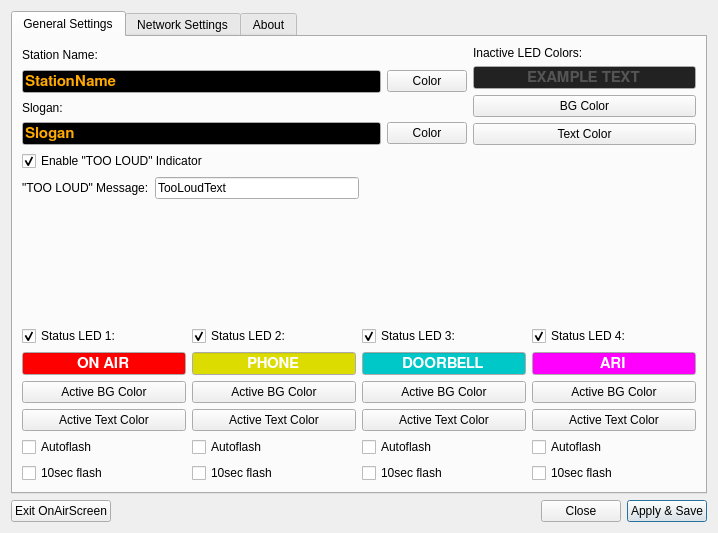
This is settings.ui in saschaludwig/OnAirScreen as Qt 5 draws it before an edit. The edited form follows.
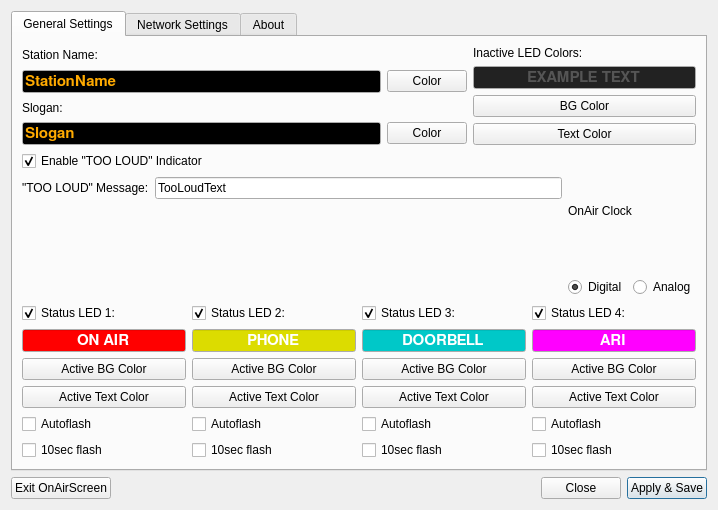
This is the edited form. Icons and pictures are not drawn.

Commit message: added config option for digital/analog clock

Diff of the .ui file:
```diff
--- a/settings.ui
+++ b/settings.ui
@@ -7,7 +7,7 @@
     <x>0</x>
     <y>0</y>
     <width>718</width>
-    <height>533</height>
+    <height>510</height>
    </rect>
   </property>
   <property name="windowTitle">
@@ -502,17 +502,36 @@
           </layout>
          </item>
          <item>
-          <spacer name="horizontalSpacer_4">
-           <property name="orientation">
-            <enum>Qt::Horizontal</enum>
-           </property>
-           <property name="sizeHint" stdset="0">
-            <size>
-             <width>40</width>
-             <height>20</height>
-            </size>
-           </property>
-          </spacer>
+          <layout class="QVBoxLayout" name="verticalLayout_10">
+           <item>
+            <widget class="QLabel" name="label_11">
+             <property name="text">
+              <string>OnAir Clock</string>
+             </property>
+            </widget>
+           </item>
+           <item>
+            <layout class="QHBoxLayout" name="horizontalLayout_9">
+             <item>
+              <widget class="QRadioButton" name="clockDigital">
+               <property name="text">
+                <string>Digital</string>
+               </property>
+               <property name="checked">
+                <bool>true</bool>
+               </property>
+              </widget>
+             </item>
+             <item>
+              <widget class="QRadioButton" name="clockAnalog">
+               <property name="text">
+                <string>Analog</string>
+               </property>
+              </widget>
+             </item>
+            </layout>
+           </item>
+          </layout>
          </item>
         </layout>
        </item>
```
The commit also changes 2 other files.
